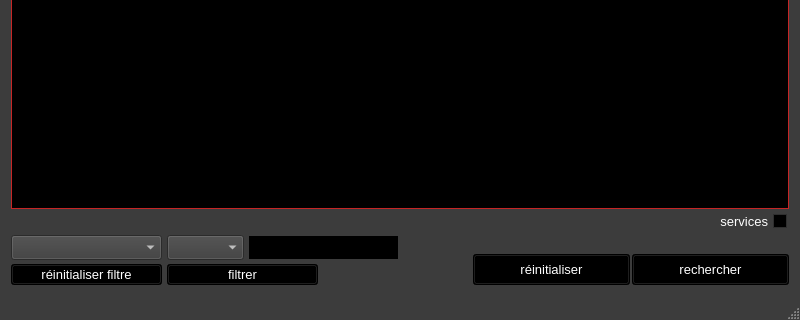
The window that ui/yeroth-erp-marchandises-window.ui (xnoumbissinoundou/yeroth-erp-3.0) describes before a commit, drawn with Qt 5; both pictures show x 0 to 800 and y 280 to 600 of the 800 by 600 pixel window.
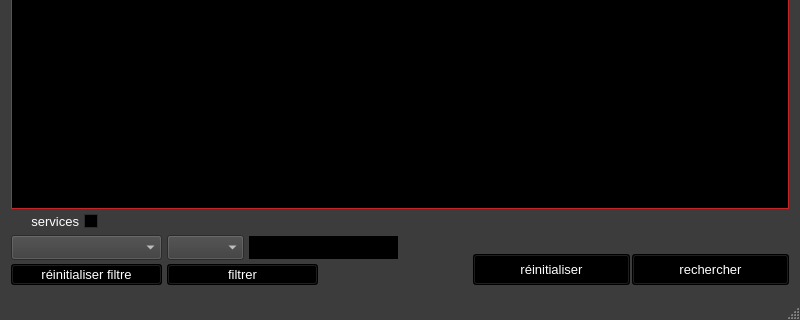
The same window after the commit. Icons and pictures are not drawn. Custom widgets are drawn as their Qt base class.

Commit message: On branch master 	modified:   ui/yeroth-erp-marchandises-window.ui

Diff of the .ui file:
```diff
--- a/ui/yeroth-erp-marchandises-window.ui
+++ b/ui/yeroth-erp-marchandises-window.ui
@@ -6516,7 +6516,7 @@
    <widget class="YerothERPQCheckBox" name="checkBox_services">
     <property name="geometry">
      <rect>
-      <x>700</x>
+      <x>11</x>
       <y>441</y>
       <width>87</width>
       <height>21</height>
```
